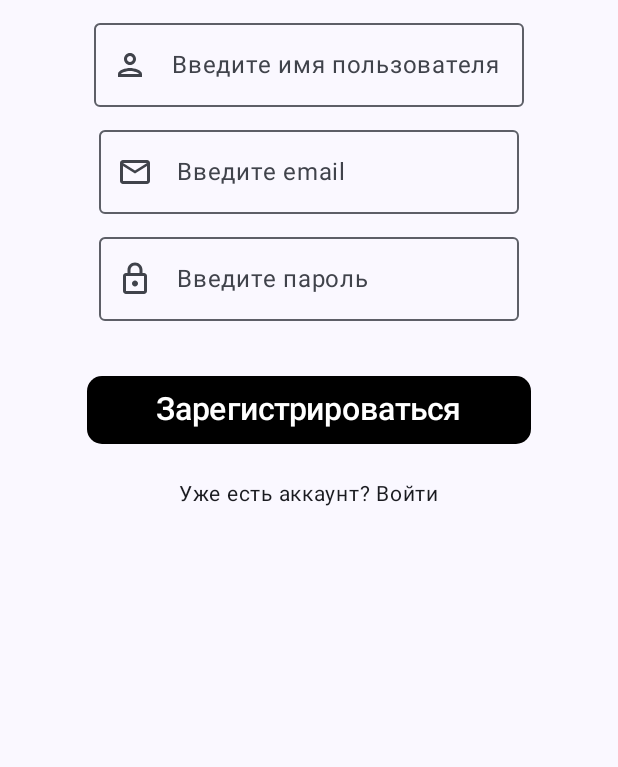
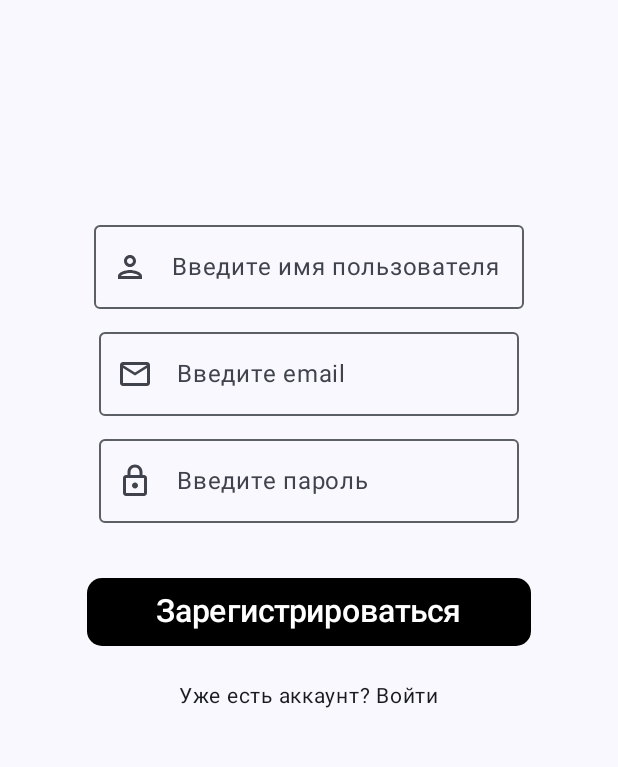
Before and after one commit to Svyat000/NewsAppCompose, an Android app built with Jetpack Compose: the composable RegisterView shown on its own in the app's theme, after a tap on "Уже есть аккаунт? Войти", on a phone screen of 412 x 824 dp, the part 223-990 px from its top. Run offline under Robolectric (Android 15) with nearby library versions, the phone set to English and light mode, and no system bars.

Commit message:
do RegisterScreen

```diff
--- a/app/src/main/java/com/sddrozdov/newsappcompose/ui/screen/RegisterScreen.kt
+++ b/app/src/main/java/com/sddrozdov/newsappcompose/ui/screen/RegisterScreen.kt
@@ -56,7 +56,7 @@ fun RegisterView(
             modifier = Modifier.padding(top = 110.dp)
         )
         OutlinedTextField(
-            modifier = Modifier.padding(top = 15.dp),
+            modifier = Modifier.padding(top = 150.dp),
             value = state.username,
             onValueChange = {
                 onEvent(RegisterScreenEvent.UsernameUpdated(it))
@@ -118,7 +118,7 @@ fun RegisterView(
             modifier = Modifier
                 .padding(top = 20.dp)
                 .clickable {
-                    onNavigateTo(Screen.Register)
+                    onNavigateTo(Screen.Login)
                 }
         )
     }
```
